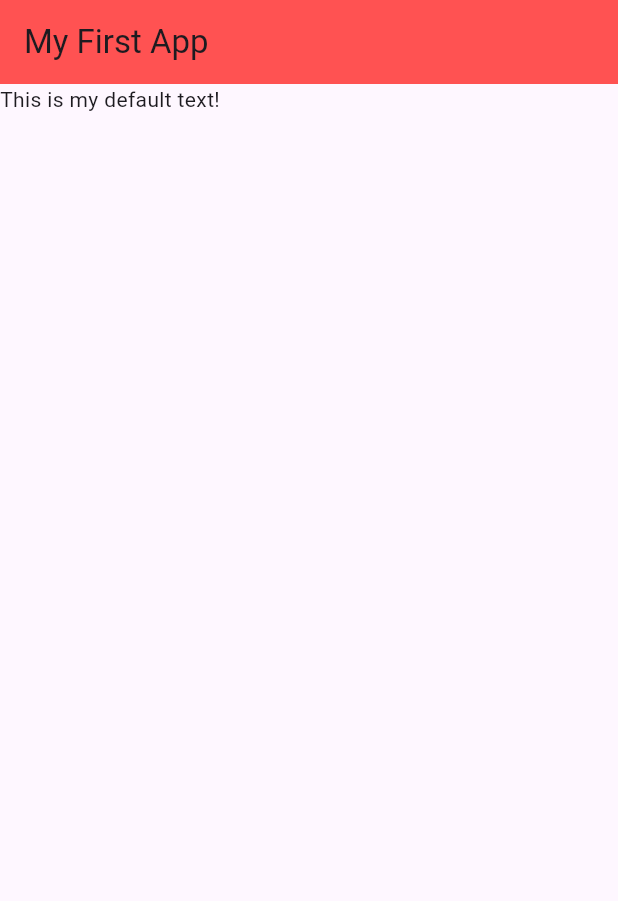
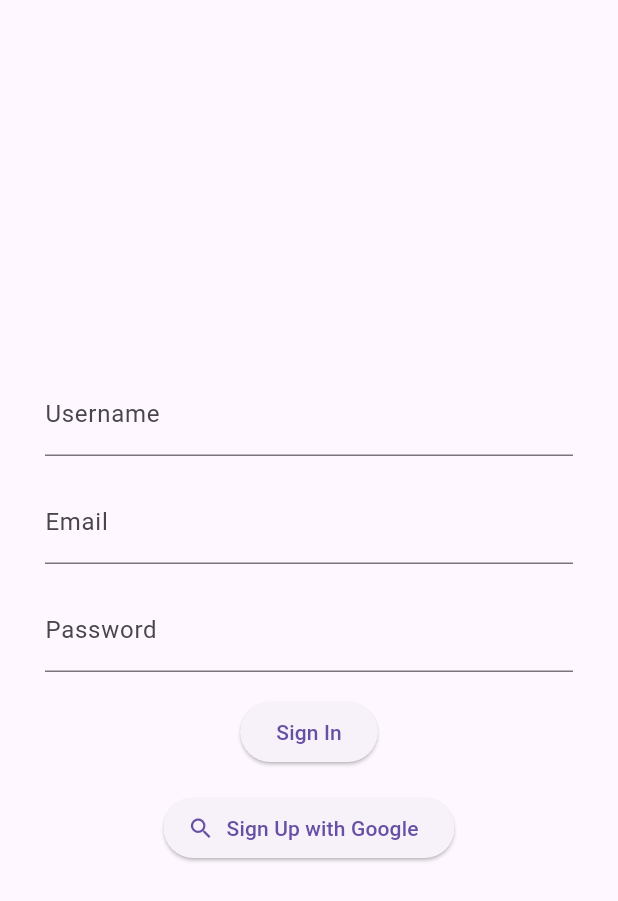
Before and after one commit to Priyansh4444/nourish_ninja, a Flutter app: the screen it shows after launch, on a phone screen of 412 x 824 dp. Shown: the top 901 px of the screen. Run offline on Flutter 3.47's test engine with Material 3 defaults, Android fonts, the phone set to English and light mode, and no system bars.

Commit message:
sign in page

```diff
--- /dev/null
+++ b/lib/app/user_login/sign_in.dart
@@ -0,0 +1,90 @@
+import 'package:flutter/material.dart';
+
+class _SignFormState extends State<SignForm> {
+  final _formKey = GlobalKey<FormState>();
+  String? username;
+  String? email;
+  String? password;
+  bool? rememberMe = false;
+  final List<String> errors = [];
+  // if (!errors.contains(error)) {
+  //     setState(() {
+  //       errors.add(error);
+  //     });
+  //   }
+  // }
+
+  // void removeError({String? error}) {
+  //   if (errors.contains(error)) {
+  //     setState(() {
+  //       errors.remove(error);
+  //     });
+  //   }
+
+}
+
+class SignForm extends StatefulWidget {
+  const SignForm({Key? key}) : super(key: key);
+
+  @override
+  _SignFormState createState() => _SignFormState();
+}
+
+class SignInPage extends StatelessWidget {
+  @override
+  Widget build(BuildContext context) {
+    return Scaffold(
+      body: Center(
+        child: Column(
+          mainAxisAlignment: MainAxisAlignment.center,
+          children: [
+            Padding(
+              padding: EdgeInsets.symmetric(horizontal: 30.0),
+              child: TextField(
+                decoration: InputDecoration(
+                  labelText: 'Username',
+                ),
+              ),
+            ),
+            SizedBox(height: 16.0),
+            Padding(
+              padding: EdgeInsets.symmetric(horizontal: 30.0),
+              child: TextField(
+                keyboardType: TextInputType.emailAddress,
+                decoration: InputDecoration(
+                  labelText: 'Email',
+
+                ),
+              ),
+            ),
+            SizedBox(height: 16.0),
+            Padding(
+              padding: EdgeInsets.symmetric(horizontal: 30.0),
+              child: TextField(
+                obscureText: true,
+                decoration: InputDecoration(
+                  labelText: 'Password',
+                ),
+              ),
+            ),
+            SizedBox(height: 16.0),
+            ElevatedButton(
+              onPressed: () {
+                // Perform sign-in logic here
+              },
+              child: Text('Sign In'),
+            ),
+            SizedBox(height: 16.0),
+            ElevatedButton.icon(
+              onPressed: () {
+                // Perform Google sign-up logic here
+              },
+              icon: Icon(Icons.search),
+              label: Text('Sign Up with Google'),
+            ),
+          ],
+        ),
+      ),
+    );
+  }
+}
--- a/lib/main.dart
+++ b/lib/main.dart
@@ -1,26 +1,19 @@
 import 'package:flutter/material.dart';
+import 'package:nourish_ninja/app/user_login/sign_in.dart';
 
 void main() {
+  runApp(MyApp());
+}
 
-  runApp( MyApp() );
-
-}
 class MyApp extends StatelessWidget {
-  const MyApp({super.key});
-
   @override
   Widget build(BuildContext context) {
     return MaterialApp(
-      home: Scaffold(
-        appBar: AppBar(
-          title: Text('My First App'),
-          backgroundColor: Colors.redAccent,
-        ),
-        body: Container(
-          child: const Text('This is my default text!'),
-          backgroundColor: Colors.blueAccent,
-          ),
-      )
+      title: 'Nourish Ninja',
+      theme: ThemeData(
+        primarySwatch: Colors.blue,
+      ),
+      home: SignInPage(), // Set the sign-in page as the home page
     );
   }
 }
--- a/pubspec.yaml
+++ b/pubspec.yaml
@@ -35,6 +35,8 @@ dependencies:
   # The following adds the Cupertino Icons font to your application.
   # Use with the CupertinoIcons class for iOS style icons.
   cupertino_icons: ^1.0.2
+  firebase_auth: ^3.3.3
+  firebase_core: ^1.10.0
 
 dev_dependencies:
   flutter_test:
@@ -60,8 +62,8 @@ flutter:
 
   # To add assets to your application, add an assets section, like this:
   assets:
-    - assets/ellipse1.svg
-    - assets/ellipse2.svg
+    - assets/images/ellipse1.svg
+    - assets/images/ellipse2.svg
 
   # An image asset can refer to one or more resolution-specific "variants", see
   # https://flutter.dev/assets-and-images/#resolution-aware
```
Also changed, not shown: assets/images/g_logo.svg (added), lib/app/user_login/components/error.dart (added), pubspec.lock, 2 other files.
